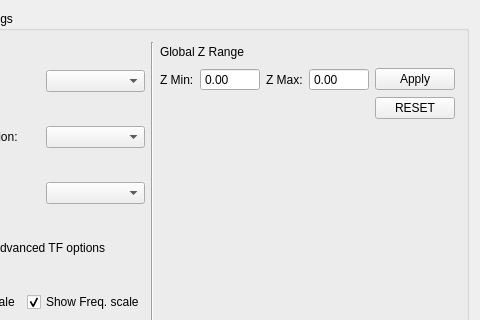
The window that src/plugins/TFWavelet/TFWidget.ui (HIP-infrastructure/anywave-code) describes before a commit, drawn with Qt 5; both pictures show x 633 to 1113 and y 0 to 320 of the 1113 by 662 pixel window.
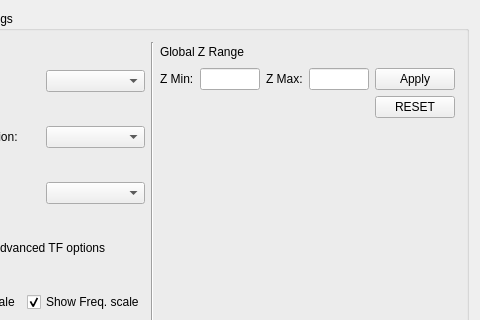
The same window after the commit. Icons and pictures are not drawn. Custom widgets are drawn as their Qt base class.

```diff
--- a/src/plugins/TFWavelet/TFWidget.ui
+++ b/src/plugins/TFWavelet/TFWidget.ui
@@ -421,7 +421,10 @@
              </layout>
             </item>
             <item>
-             <layout class="QHBoxLayout" name="horizontalLayout_11">
+             <layout class="QHBoxLayout" name="horizontalLayout_11" stretch="0,0,0,0,1">
+              <property name="sizeConstraint">
+               <enum>QLayout::SetDefaultConstraint</enum>
+              </property>
               <item>
                <widget class="QLabel" name="label_10">
                 <property name="text">
@@ -429,16 +432,19 @@
                 </property>
                </widget>
               </item>
-              <item>
-               <widget class="QDoubleSpinBox" name="spinZMin">
+              <item alignment="Qt::AlignHCenter">
+               <widget class="QLineEdit" name="lineZMin">
                 <property name="sizePolicy">
-                 <sizepolicy hsizetype="Expanding" vsizetype="Fixed">
+                 <sizepolicy hsizetype="Preferred" vsizetype="Fixed">
                   <horstretch>0</horstretch>
                   <verstretch>0</verstretch>
                  </sizepolicy>
                 </property>
-                <property name="buttonSymbols">
-                 <enum>QAbstractSpinBox::NoButtons</enum>
+                <property name="maximumSize">
+                 <size>
+                  <width>60</width>
+                  <height>16777215</height>
+                 </size>
                 </property>
                </widget>
               </item>
@@ -450,15 +456,18 @@
                </widget>
               </item>
               <item>
-               <widget class="QDoubleSpinBox" name="spinZMax">
+               <widget class="QLineEdit" name="lineZMax">
                 <property name="sizePolicy">
-                 <sizepolicy hsizetype="Expanding" vsizetype="Fixed">
+                 <sizepolicy hsizetype="Preferred" vsizetype="Fixed">
                   <horstretch>0</horstretch>
                   <verstretch>0</verstretch>
                  </sizepolicy>
                 </property>
-                <property name="buttonSymbols">
-                 <enum>QAbstractSpinBox::NoButtons</enum>
+                <property name="maximumSize">
+                 <size>
+                  <width>60</width>
+                  <height>16777215</height>
+                 </size>
                 </property>
                </widget>
               </item>
```
